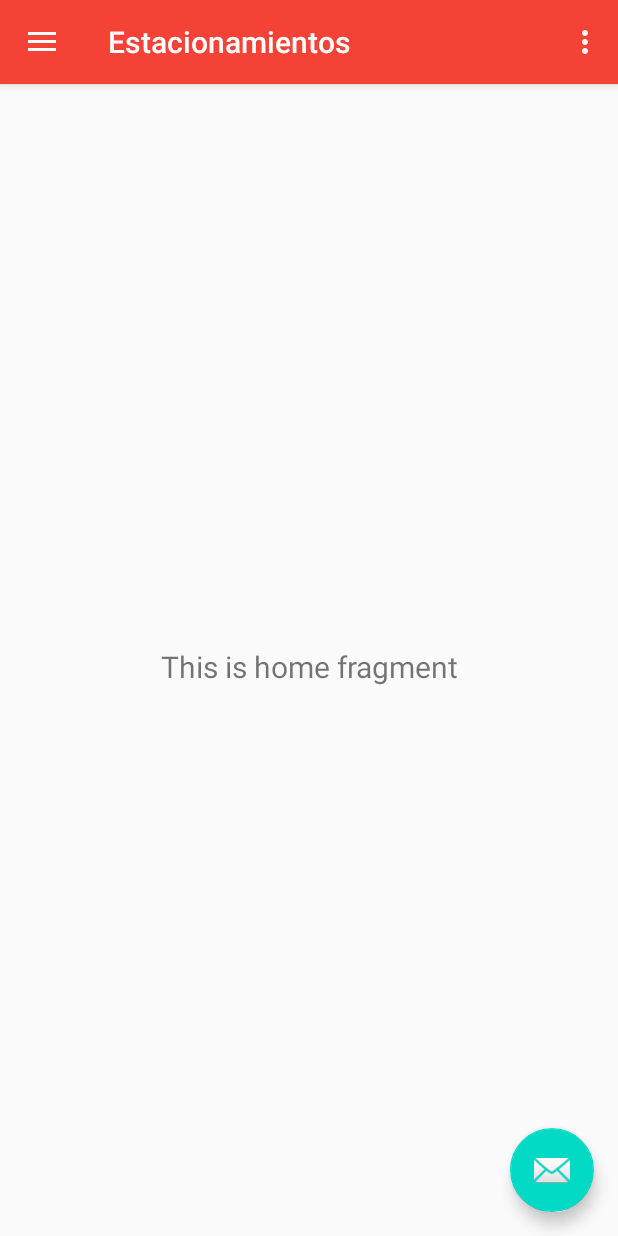
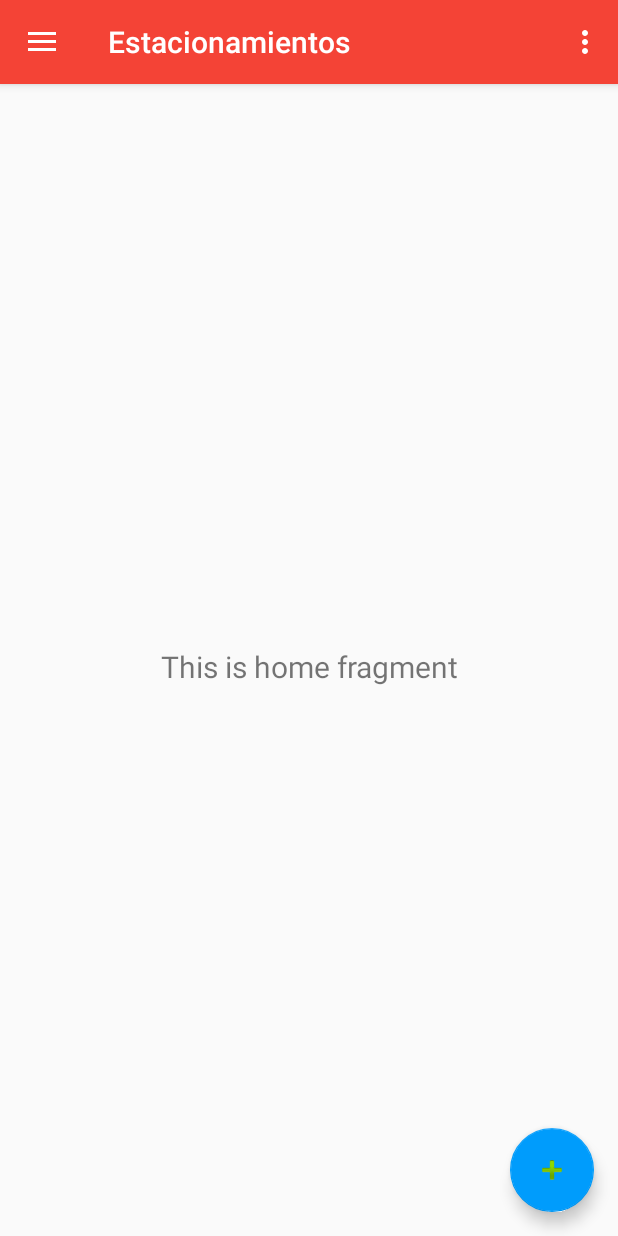
Before and after one commit to angelsimon/PAII-TP3, an Android app: the AppActivity screen opened directly, with no data from a screen before it, on a phone screen of 412 x 824 dp. Run offline under Robolectric (Android 15) with nearby library versions, the phone set to English and light mode, and no system bars; our stand-ins replace navigation-ui; 1 statement that could not run was skipped.

```diff
--- a/app/src/main/java/com/grupo06/tp03/AppActivity.java
+++ b/app/src/main/java/com/grupo06/tp03/AppActivity.java
@@ -5,6 +5,7 @@ import android.view.MenuItem;
 import android.view.View;
 import android.view.Menu;
 import android.widget.TextView;
+import android.widget.Toast;
 
 import com.google.android.material.floatingactionbutton.FloatingActionButton;
 import com.google.android.material.snackbar.Snackbar;
@@ -103,4 +104,5 @@ public class AppActivity extends AppCompatActivity {
     public UsuarioModel getUser(){
         return user;
     }
+
 }
--- a/app/src/main/java/com/grupo06/tp03/MainActivity.java
+++ b/app/src/main/java/com/grupo06/tp03/MainActivity.java
@@ -29,7 +29,10 @@ public class MainActivity extends AppCompatActivity {
         Intent i = new Intent(this, RegistrarActivity.class);
         startActivity(i);
     }
-
+    private void resetForm(){
+        txtNombre.setText("");
+        txtClave.setText("");
+    }
     public void btnIniciar_Click(View view){
         /*
         if (validador.Vacio(txtNombre)){
@@ -43,6 +46,7 @@ public class MainActivity extends AppCompatActivity {
                         Intent i = new Intent(this, AppActivity.class);
                         i.putExtra("Usuario", user);
                         startActivity(i);
+                        resetForm();
                     }
                     else{
                         Toast.makeText(this, this.getString(R.string.no_existe_usuario), Toast.LENGTH_LONG).show();
--- a/app/src/main/java/com/grupo06/tp03/ui/home/HomeFragment.java
+++ b/app/src/main/java/com/grupo06/tp03/ui/home/HomeFragment.java
@@ -1,10 +1,12 @@
 package com.grupo06.tp03.ui.home;
 
+import android.content.Context;
 import android.os.Bundle;
 import android.view.LayoutInflater;
 import android.view.View;
 import android.view.ViewGroup;
 import android.widget.TextView;
+import android.widget.Toast;
 
 import androidx.annotation.NonNull;
 import androidx.annotation.Nullable;
@@ -12,7 +14,16 @@ import androidx.fragment.app.Fragment;
 import androidx.lifecycle.Observer;
 import androidx.lifecycle.ViewModelProviders;
 
+import com.google.android.material.floatingactionbutton.FloatingActionButton;
+import com.google.android.material.snackbar.Snackbar;
+import com.grupo06.tp03.AppActivity;
 import com.grupo06.tp03.R;
+
+import java.util.ArrayList;
+
+import controllers.EstacionamientoController;
+import models.EstacionamientoModel;
+import models.UsuarioModel;
 
 public class HomeFragment extends Fragment {
 
@@ -30,6 +41,34 @@ public class HomeFragment extends Fragment {
                 textView.setText(s);
             }
         });
+
+        FloatingActionButton btn = root.findViewById(R.id.btnNuevoEstacionamiento);
+        btn.setOnClickListener(new View.OnClickListener() {
+            @Override
+            public void onClick(View view) {
+                Snackbar.make(view, "Miau", Snackbar.LENGTH_LONG)
+                        .setAction("Action", null).show();
+            }
+        });
+
+        bindData(root.getContext());
+
         return root;
     }
+
+    private void bindData(Context ctx){
+        try {
+            AppActivity app = (AppActivity) getActivity();
+            UsuarioModel user = app.getUser();
+            EstacionamientoController controlador = new EstacionamientoController(ctx);
+            ArrayList<EstacionamientoModel> lista = controlador.getByUsuario(user.getId());
+            int x = 0;
+        }
+        catch(Exception e){
+            e.printStackTrace();
+        }
+
+
+    }
+
 }
--- a/app/src/main/res/layout/app_bar_main.xml
+++ b/app/src/main/res/layout/app_bar_main.xml
@@ -22,12 +22,4 @@
 
     <include layout="@layout/content_main" />
 
-    <com.google.android.material.floatingactionbutton.FloatingActionButton
-        android:id="@+id/fab"
-        android:layout_width="wrap_content"
-        android:layout_height="wrap_content"
-        android:layout_gravity="bottom|end"
-        android:layout_margin="@dimen/fab_margin"
-        app:srcCompat="@android:drawable/ic_dialog_email" />
-
 </androidx.coordinatorlayout.widget.CoordinatorLayout>
--- a/app/src/main/res/layout/fragment_home.xml
+++ b/app/src/main/res/layout/fragment_home.xml
@@ -19,4 +19,17 @@
         app:layout_constraintEnd_toEndOf="parent"
         app:layout_constraintStart_toStartOf="parent"
         app:layout_constraintTop_toTopOf="parent" />
+
+    <com.google.android.material.floatingactionbutton.FloatingActionButton
+        android:id="@+id/btnNuevoEstacionamiento"
+        android:layout_width="wrap_content"
+        android:layout_height="wrap_content"
+        android:layout_marginEnd="16dp"
+        android:layout_marginRight="16dp"
+        android:layout_marginBottom="16dp"
+        android:clickable="true"
+        android:src="@android:drawable/ic_input_add"
+        app:backgroundTint="@color/titleColor"
+        app:layout_constraintBottom_toBottomOf="parent"
+        app:layout_constraintEnd_toEndOf="parent" />
 </androidx.constraintlayout.widget.ConstraintLayout>
```
